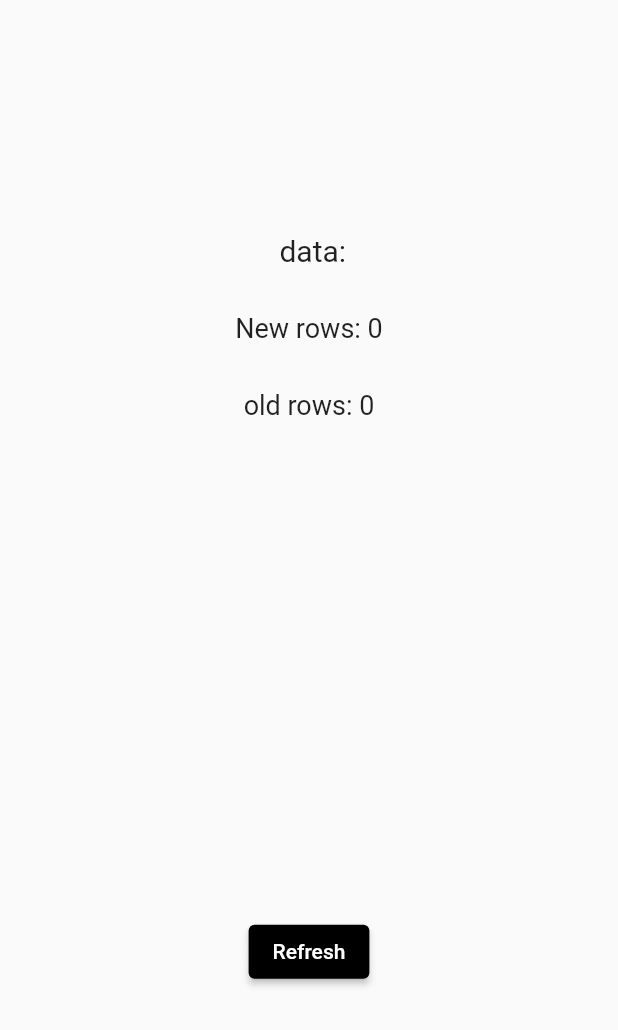
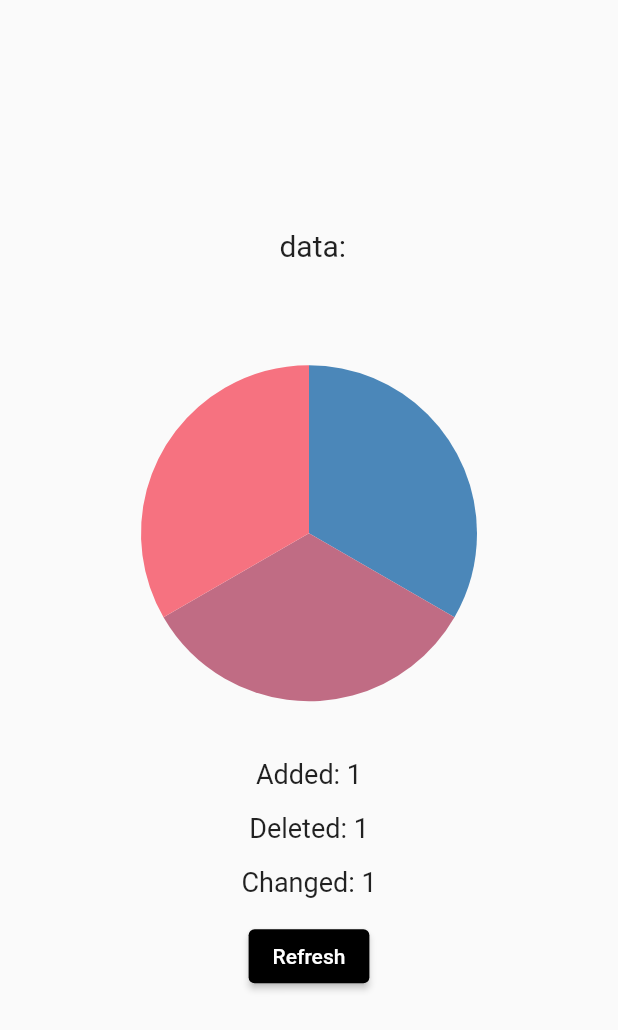
Before and after one commit to Mithreyndir/fltuter_sheet_stats, a Flutter app: the SheetWidget widget shown alone on an empty page, opened directly with empty values, on a phone screen of 412 x 824 dp. Shown: the top 1030 px of the screen. Run offline on Flutter 3.47's test engine with Material 2 defaults, Android fonts, the phone set to English and light mode, and no system bars; our stand-ins replace flutter_bloc, shared_preferences, syncfusion_flutter_charts; missing offline and left inert: json_diff; accounts and stored records are empty; network calls fail.

Commit message:
Count added, deleted and edited rows

```diff
--- a/flutter_sheet_stats/lib/features/quotes/ui/widgets/sheet_widget.dart
+++ b/flutter_sheet_stats/lib/features/quotes/ui/widgets/sheet_widget.dart
@@ -1,7 +1,7 @@
 import 'package:flutter/material.dart';
 import 'package:syncfusion_flutter_charts/charts.dart';
-import 'package:syncfusion_flutter_charts/sparkcharts.dart';
 import '../../../../models/sheet_model.dart';
+import 'package:json_diff/json_diff.dart';
 
 class SheetWidget extends StatelessWidget {
   SheetWidget(
@@ -17,9 +17,27 @@ class SheetWidget extends StatelessWidget {
 
   @override
   Widget build(BuildContext context) {
+    // Check if sheet has changed
+    print(oldModel == model);
+
+    // Create Json differ object
+    final differ = JsonDiffer.fromJson(model.toJson(), oldModel.toJson());
+    DiffNode diff = differ.diff();
+    String data = diff.node.values.toString();
+
+    // Print difference between two sheets
+    print(data);
+
+    // Create data for pie chart
+    int added = data.split('Added').length;
+    int removed = data.split('Removed').length;
+    int edited = data.split('+ "').length;
+    print("--------");
+
     final List<ChartData> chartData = [
-      ChartData('Sheet', model.rows!.length.toDouble()),
-      ChartData('OldSheet', oldModel.rows!.length.toDouble()),
+      ChartData('added', added.toDouble()),
+      ChartData('removed', removed.toDouble()),
+      ChartData('edited', edited.toDouble()),
     ];
 
     return Column(
@@ -39,22 +57,6 @@ class SheetWidget extends StatelessWidget {
                     style: const TextStyle(fontSize: 20),
                   ),
                 ),
-                Padding(
-                  padding: const EdgeInsets.only(bottom: 30.0),
-                  child: Text(
-                    'New rows: ' + model.rows!.length.toString(),
-                    textAlign: TextAlign.center,
-                    style: const TextStyle(fontSize: 18),
-                  ),
-                ),
-                Padding(
-                  padding: const EdgeInsets.only(bottom: 30.0),
-                  child: Text(
-                    'old rows: ' + oldModel.rows!.length.toString(),
-                    textAlign: TextAlign.center,
-                    style: const TextStyle(fontSize: 18),
-                  ),
-                ),
                 SfCircularChart(series: <CircularSeries>[
                   PieSeries<ChartData, String>(
                     dataSource: chartData,
@@ -62,11 +64,35 @@ class SheetWidget extends StatelessWidget {
                     yValueMapper: (ChartData data, _) => data.y,
                   )
                 ]),
+                Padding(
+                  padding: const EdgeInsets.only(bottom: 15.0),
+                  child: Text(
+                    'Added: ' + added.toString(),
+                    textAlign: TextAlign.center,
+                    style: const TextStyle(fontSize: 18),
+                  ),
+                ),
+                Padding(
+                  padding: const EdgeInsets.only(bottom: 15.0),
+                  child: Text(
+                    'Deleted: ' + removed.toString(),
+                    textAlign: TextAlign.center,
+                    style: const TextStyle(fontSize: 18),
+                  ),
+                ),
+                Padding(
+                  padding: const EdgeInsets.only(bottom: 15.0),
+                  child: Text(
+                    'Changed: ' + edited.toString(),
+                    textAlign: TextAlign.center,
+                    style: const TextStyle(fontSize: 18),
+                  ),
+                ),
                 ElevatedButton(
                   onPressed: onPressed,
                   child: const Text('Refresh'),
                   style: ElevatedButton.styleFrom(primary: Colors.black),
-                )
+                ),
               ],
             ),
           ),
```
